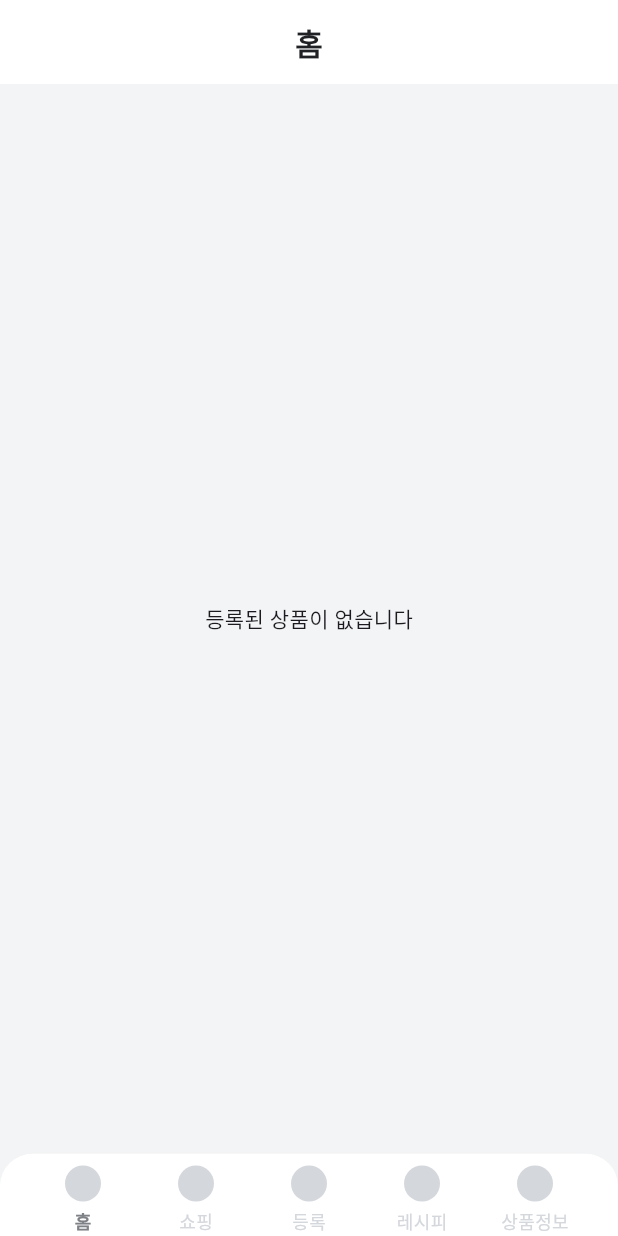
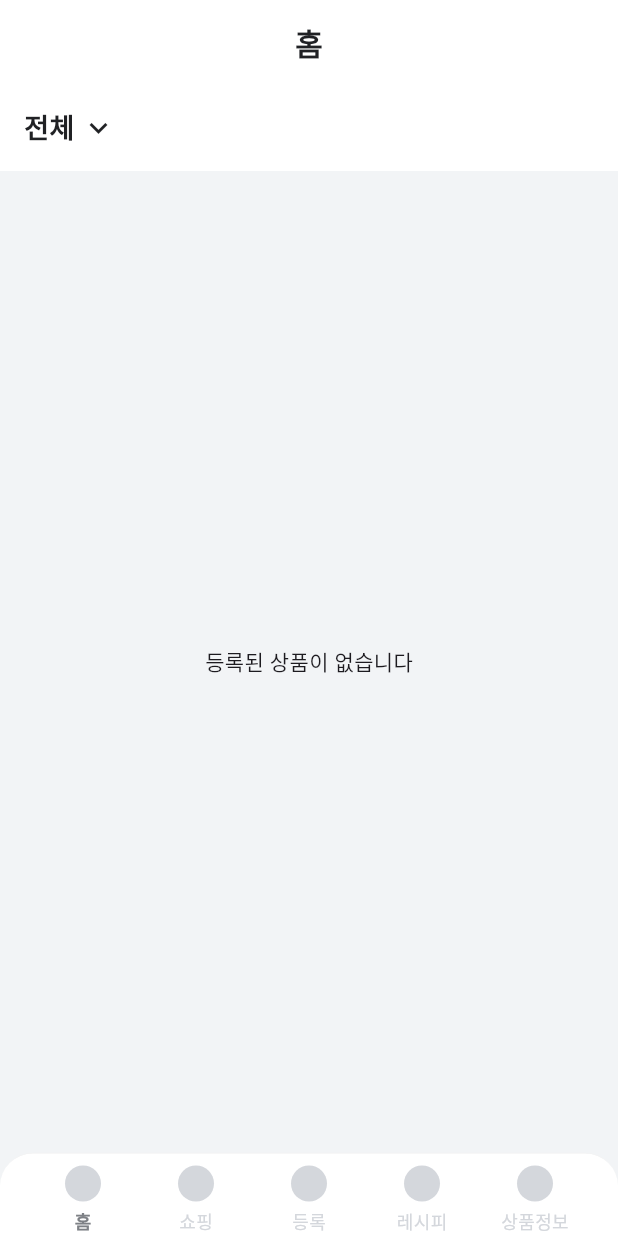
Before and after one commit to ngsgh/hoonapp010704, a Flutter app: the screen it shows after launch, on a phone screen of 412 x 824 dp. Run offline on Flutter 3.47's test engine with Material 3 defaults, Android fonts, the phone set to English and light mode, and no system bars; our stand-ins replace image_picker.

Commit message:
메인 좌측 상단 카테고리

```diff
--- a/lib/features/home/presentation/pages/home_page.dart
+++ b/lib/features/home/presentation/pages/home_page.dart
@@ -30,13 +30,55 @@ class HomePage extends StatelessWidget {
       ),
       body: Consumer<ProductProvider>(
         builder: (context, provider, child) {
-          if (provider.products.isEmpty) {
-            return const Center(
+          return Column(
+            children: [
+              // 카테고리 선택 영역
+              Container(
+                color: AppColors.white,
+                padding: const EdgeInsets.all(AppSpacing.medium),
+                child: Row(
+                  children: [
+                    InkWell(
+                      onTap: () {
+                        showModalBottomSheet(
+                          context: context,
+                          isScrollControlled: true,
+                          shape: const RoundedRectangleBorder(
+                            borderRadius: BorderRadius.vertical(
+                              top: Radius.circular(20),
+                            ),
+                          ),
+                          builder: (context) =>
+                              _buildCategorySheet(context, provider),
+                        );
+                      },
+                      child: Row(
+                        children: [
+                          Text(
+                            provider.selectedCategory,
+                            style: AppTypography.title.copyWith(
+                              fontSize: 18,
+                              color: AppColors.grey900,
+                            ),
+                          ),
+                          const SizedBox(width: 4),
+                          const Icon(
+                            Icons.keyboard_arrow_down,
+                            color: AppColors.grey900,
+                          ),
+                        ],
+                      ),
+                    ),
+                  ],
+                ),
+              ),
+              // 상품 리스트
+              Expanded(
+                child: provider.products.isEmpty
+                    ? const Center(
                         child: Text('등록된 상품이 없습니다'),
-            );
-          }
-
-          return ListView.separated(
+                      )
+                    : ListView.separated(
                         padding: const EdgeInsets.all(AppSpacing.medium),
                         itemCount: provider.products.length,
                         separatorBuilder: (context, index) =>
@@ -61,9 +103,63 @@ class HomePage extends StatelessWidget {
                             },
                           );
                         },
+                      ),
+              ),
+            ],
           );
         },
       ),
     );
   }
+
+  Widget _buildCategorySheet(BuildContext context, ProductProvider provider) {
+    return SafeArea(
+      child: SingleChildScrollView(
+        child: Container(
+          padding: const EdgeInsets.symmetric(
+            vertical: AppSpacing.medium,
+            horizontal: AppSpacing.medium,
+          ),
+          child: Column(
+            mainAxisSize: MainAxisSize.min,
+            crossAxisAlignment: CrossAxisAlignment.stretch,
+            children: [
+              // 상단 드래그 핸들
+              Center(
+                child: Container(
+                  width: 40,
+                  height: 4,
+                  margin: const EdgeInsets.only(bottom: AppSpacing.medium),
+                  decoration: BoxDecoration(
+                    color: AppColors.grey300,
+                    borderRadius: BorderRadius.circular(2),
+                  ),
+                ),
+              ),
+              ...provider.categories.map((category) {
+                final isSelected = category == provider.selectedCategory;
+                return ListTile(
+                  contentPadding: EdgeInsets.zero,
+                  title: Text(
+                    category,
+                    style: AppTypography.body.copyWith(
+                      color: isSelected ? AppColors.primary : AppColors.grey900,
+                      fontWeight:
+                          isSelected ? FontWeight.w600 : FontWeight.normal,
+                    ),
+                  ),
+                  onTap: () {
+                    provider.setCategory(category);
+                    Navigator.pop(context);
+                  },
+                );
+              }).toList(),
+              // 하단 여백
+              const SizedBox(height: AppSpacing.medium),
+            ],
+          ),
+        ),
+      ),
+    );
   }
+}
--- a/lib/features/home/presentation/providers/product_provider.dart
+++ b/lib/features/home/presentation/providers/product_provider.dart
@@ -3,8 +3,36 @@ import '../../domain/models/product.dart';
 
 class ProductProvider extends ChangeNotifier {
   final List<Product> _products = [];
+  String _selectedCategory = '전체'; // 선택된 카테고리
 
-  List<Product> get products => _products;
+  List<Product> get products {
+    if (_selectedCategory == '전체') {
+      return _products;
+    }
+    return _products
+        .where((product) => product.category == _selectedCategory)
+        .toList();
+  }
+
+  String get selectedCategory => _selectedCategory;
+
+  // 카테고리 목록
+  List<String> get categories => [
+        '전체',
+        '유제품',
+        '육류',
+        '해산물',
+        '과일',
+        '채소',
+        '음료',
+        '간식',
+        '기타',
+      ];
+
+  void setCategory(String category) {
+    _selectedCategory = category;
+    notifyListeners();
+  }
 
   void addProduct(Product product) {
     _products.add(product);
```
Lines whose indentation alone changed are shown as unchanged.
